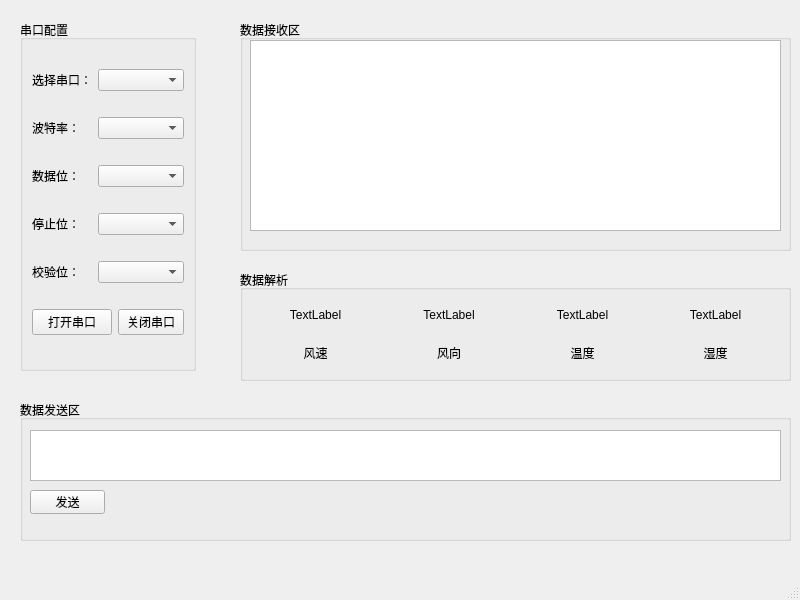
This is mainwindow.ui in 919639918/last0222 as Qt 5 draws it before an edit. The edited form follows.
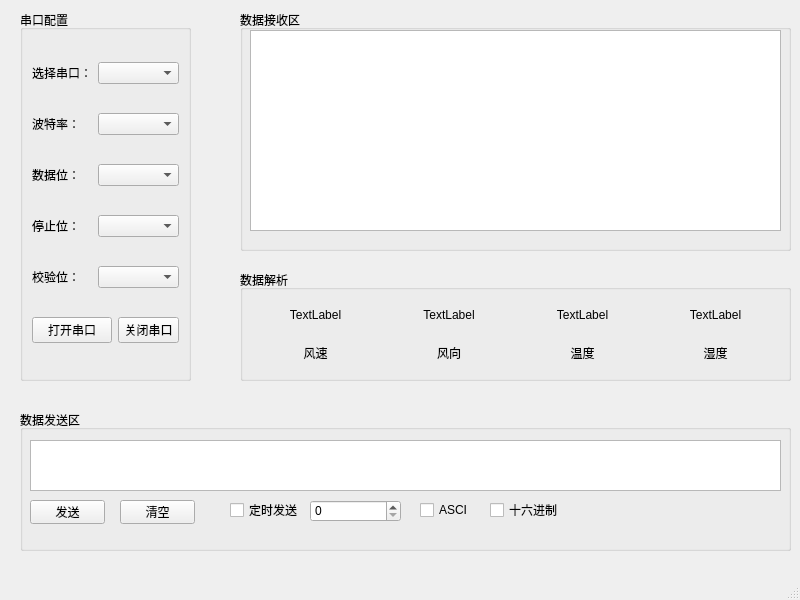
This is the edited form.

```diff
--- a/mainwindow.ui
+++ b/mainwindow.ui
@@ -18,9 +18,9 @@
     <property name="geometry">
      <rect>
       <x>20</x>
-      <y>20</y>
-      <width>176</width>
-      <height>351</height>
+      <y>10</y>
+      <width>171</width>
+      <height>371</height>
      </rect>
     </property>
     <property name="title">
@@ -97,21 +97,21 @@
     <property name="geometry">
      <rect>
       <x>240</x>
-      <y>20</y>
+      <y>10</y>
       <width>551</width>
-      <height>231</height>
+      <height>241</height>
      </rect>
     </property>
     <property name="title">
      <string>数据接收区</string>
     </property>
-    <widget class="QTextEdit" name="textEdit_rec">
+    <widget class="QPlainTextEdit" name="plainTextEdit">
      <property name="geometry">
       <rect>
        <x>10</x>
        <y>20</y>
        <width>531</width>
-       <height>191</height>
+       <height>201</height>
       </rect>
      </property>
     </widget>
@@ -120,7 +120,7 @@
     <property name="geometry">
      <rect>
       <x>20</x>
-      <y>400</y>
+      <y>410</y>
       <width>771</width>
       <height>141</height>
      </rect>
@@ -151,6 +151,68 @@
       <string>发送</string>
      </property>
     </widget>
+    <widget class="QPushButton" name="btn_Clear">
+     <property name="geometry">
+      <rect>
+       <x>100</x>
+       <y>90</y>
+       <width>75</width>
+       <height>24</height>
+      </rect>
+     </property>
+     <property name="text">
+      <string>清空</string>
+     </property>
+    </widget>
+    <widget class="QCheckBox" name="sendHex">
+     <property name="geometry">
+      <rect>
+       <x>470</x>
+       <y>90</y>
+       <width>80</width>
+       <height>20</height>
+      </rect>
+     </property>
+     <property name="text">
+      <string>十六进制</string>
+     </property>
+    </widget>
+    <widget class="QCheckBox" name="Asci">
+     <property name="geometry">
+      <rect>
+       <x>400</x>
+       <y>90</y>
+       <width>80</width>
+       <height>20</height>
+      </rect>
+     </property>
+     <property name="text">
+      <string>ASCI</string>
+     </property>
+    </widget>
+    <widget class="QCheckBox" name="sendTimer">
+     <property name="geometry">
+      <rect>
+       <x>210</x>
+       <y>90</y>
+       <width>80</width>
+       <height>20</height>
+      </rect>
+     </property>
+     <property name="text">
+      <string>定时发送</string>
+     </property>
+    </widget>
+    <widget class="QSpinBox" name="spinBox">
+     <property name="geometry">
+      <rect>
+       <x>290</x>
+       <y>90</y>
+       <width>91</width>
+       <height>22</height>
+      </rect>
+     </property>
+    </widget>
    </widget>
    <widget class="QGroupBox" name="groupBox_4">
     <property name="geometry">
```
Left out of the diff: 2 changed lines with no effect on the pictures.
